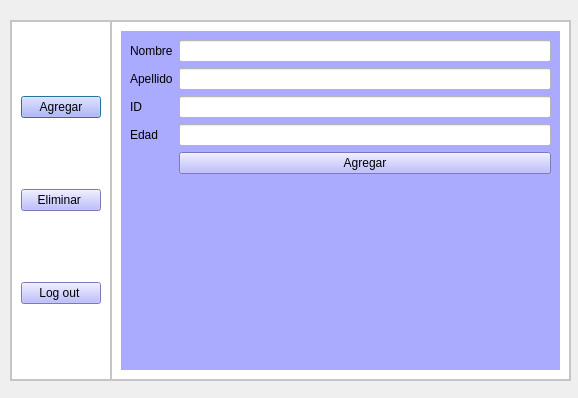
Above: ventana_menu.ui from luhernandez12/entregable-3- before the change. Below: the same form after it.
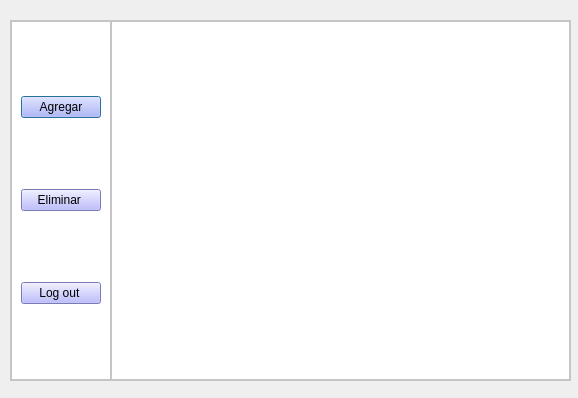
That is the form after the change.

Commit message: cambion en ventana

Patch:
```diff
--- a/ventana_menu.ui
+++ b/ventana_menu.ui
@@ -109,9 +109,13 @@
       <layout class="QVBoxLayout" name="verticalLayout_3">
        <item>
         <widget class="QStackedWidget" name="stackedWidget">
+         <property name="styleSheet">
+          <string notr="true">background-color: rgb(255, 255, 255);</string>
+         </property>
          <property name="currentIndex">
           <number>0</number>
          </property>
+         <widget class="QWidget" name="page"/>
          <widget class="QWidget" name="pagina_agregar">
           <property name="styleSheet">
            <string notr="true">background-color: rgb(170, 170, 255);</string>
```
The commit also changes 1 other file.
